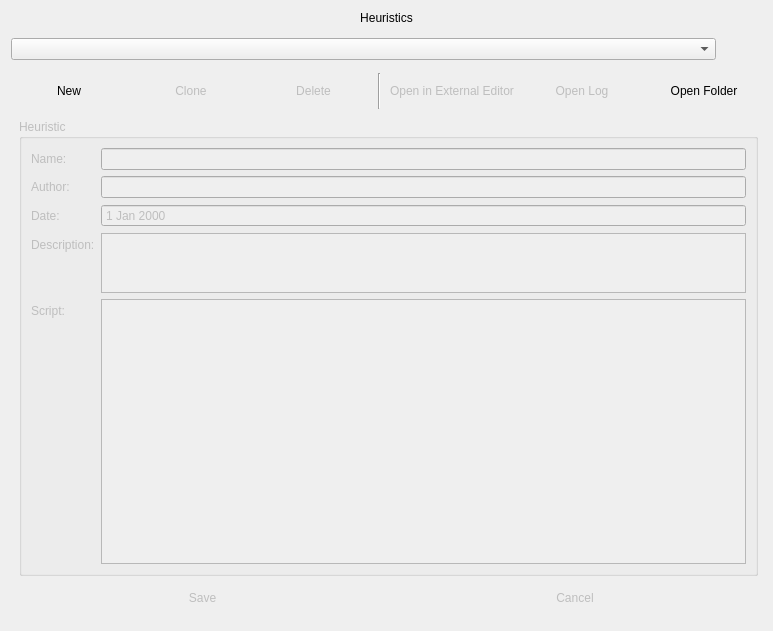
Old version of the form View/heuristicstab.ui in the repository TheLinthus/MPSoC-Simulator.
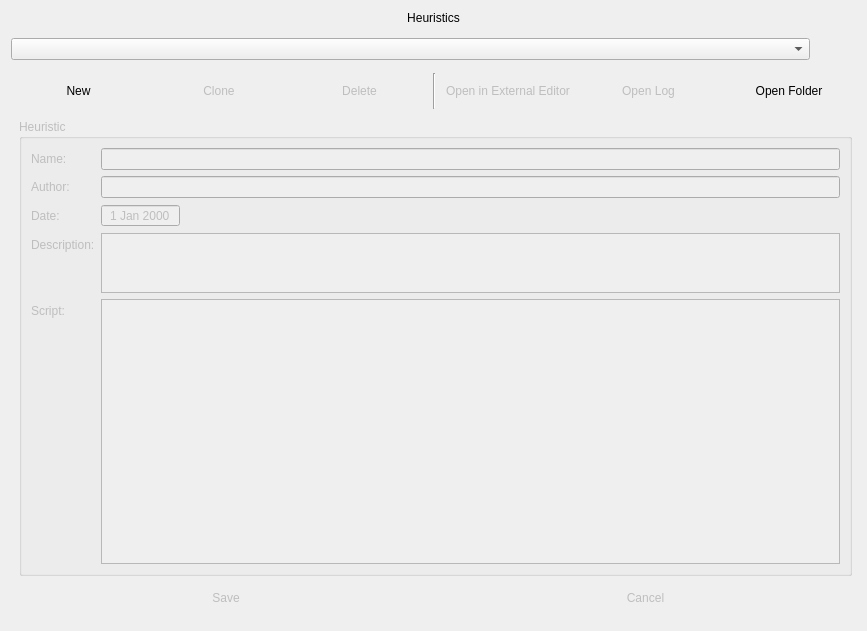
New version of the form. Icons and pictures are not drawn.

The edit to the form file:
```diff
--- a/View/heuristicstab.ui
+++ b/View/heuristicstab.ui
@@ -6,7 +6,7 @@
    <rect>
     <x>0</x>
     <y>0</y>
-    <width>773</width>
+    <width>867</width>
     <height>631</height>
    </rect>
   </property>
@@ -253,6 +253,9 @@
          <string>Heuristic</string>
         </property>
         <layout class="QFormLayout" name="formLayout_2">
+         <property name="fieldGrowthPolicy">
+          <enum>QFormLayout::ExpandingFieldsGrow</enum>
+         </property>
          <item row="0" column="0">
           <widget class="QLabel" name="label_4">
            <property name="text">
@@ -285,6 +288,9 @@
            <property name="frame">
             <bool>true</bool>
            </property>
+           <property name="alignment">
+            <set>Qt::AlignCenter</set>
+           </property>
            <property name="readOnly">
             <bool>true</bool>
            </property>
@@ -330,6 +336,9 @@
              <family>Lucida Console</family>
             </font>
            </property>
+           <property name="lineWrapMode">
+            <enum>QPlainTextEdit::NoWrap</enum>
+           </property>
            <property name="tabStopWidth">
             <number>28</number>
            </property>
```
